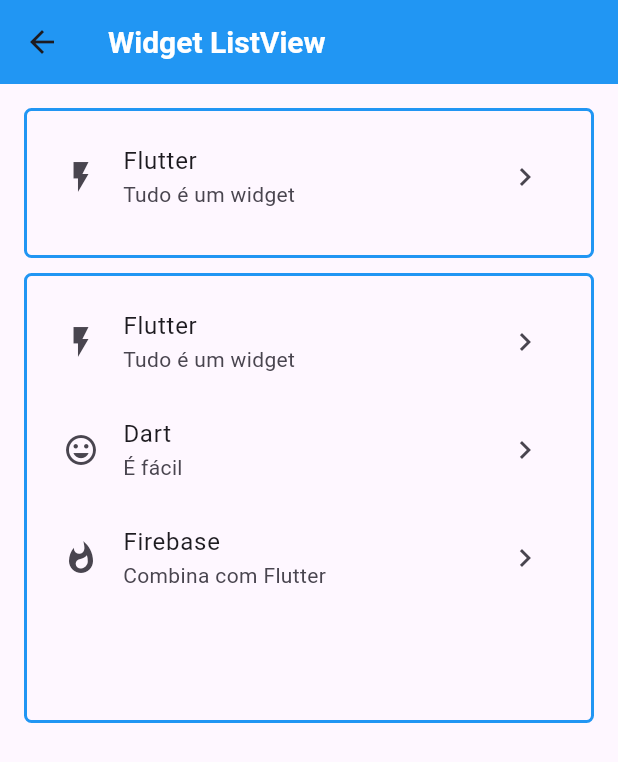
After one commit to msbzz/estacio.m4.n2, a Flutter app: the WidgetListView screen opened directly, on a phone screen of 412 x 824 dp. The commit adds this screen. Shown: the top 762 px of the screen. Run offline on Flutter 3.47's test engine with Material 3 defaults, Android fonts, the phone set to English and light mode, and no system bars; network calls fail.

Commit message:
final microatividades

```diff
--- /dev/null
+++ b/microatividades/lib/microatividades/widget_list_view.dart
@@ -0,0 +1,107 @@
+import 'package:flutter/material.dart';
+
+Widget exemplo3() {
+  return const WidgetListView();
+}
+
+class WidgetListView extends StatelessWidget {
+  const WidgetListView({Key? key}) : super(key: key);
+
+  @override
+  Widget build(BuildContext context) {
+    return Scaffold(
+      appBar: AppBar(title:
+      const Text('Widget ListView'),
+      backgroundColor: const Color(0xff2196F3),
+        titleTextStyle: const TextStyle(
+          color: Colors.white,
+          fontSize: 20,
+          fontWeight: FontWeight.bold,
+        )
+      ),
+      body: const Padding(
+        padding: EdgeInsets.all(16.0),
+        child: BodyWidget(),
+      ),
+    );
+  }
+}
+
+class BodyWidget extends StatelessWidget {
+  const BodyWidget({Key? key}) : super(key: key);
+
+  @override
+  Widget build(BuildContext context) {
+    return Column(
+      children: [
+        Container(
+          height: 100,
+          decoration: BoxDecoration(
+            border: Border.all(color: Colors.blue, width: 2),
+            borderRadius: BorderRadius.circular(5),
+          ),
+          child: UniqueItemList(),
+        ),
+        SizedBox(height: 10),
+        Container(
+          height: 300,
+          decoration: BoxDecoration(
+            border: Border.all(color: Colors.blue, width: 2),
+            borderRadius: BorderRadius.circular(5),
+          ),
+          child: SimpleList(),
+        ),
+      ],
+    );
+  }
+}
+
+class UniqueItemList extends StatelessWidget {
+  const UniqueItemList({Key? key}) : super(key: key);
+
+  @override
+  Widget build(BuildContext context) {
+    return ListView(
+      padding: const EdgeInsets.all(8),
+      children: const [
+        ListTile(
+          title: Text('Flutter'),
+          subtitle: Text('Tudo é um widget'),
+          leading: Icon(Icons.flash_on),
+          trailing: Icon(Icons.keyboard_arrow_right),
+        ),
+      ],
+    );
+  }
+}
+
+class SimpleList extends StatelessWidget {
+  const SimpleList({Key? key}) : super(key: key);
+
+  @override
+  Widget build(BuildContext context) {
+    return ListView(
+      padding: const EdgeInsets.all(8),
+      children: const [
+        ListTile(
+          title: Text('Flutter'),
+          subtitle: Text('Tudo é um widget'),
+          leading: Icon(Icons.flash_on),
+          trailing: Icon(Icons.keyboard_arrow_right),
+        ),
+        ListTile(
+          title: Text('Dart'),
+          subtitle: Text('É fácil'),
+          leading: Icon(Icons.mood),
+          trailing: Icon(Icons.keyboard_arrow_right),
+        ),
+        ListTile(
+          title: Text('Firebase'),
+          subtitle: Text('Combina com Flutter'),
+          leading: Icon(Icons.whatshot),
+          trailing: Icon(Icons.keyboard_arrow_right),
+        ),
+      ],
+    );
+  }
+}
```
Also changed, not shown: microatividades/lib/main.dart (+37 -12 lines), microatividades/lib/microatividades/layouts_basicos.dart (added, +166 -0 lines), microatividades/lib/microatividades/teste copy.dart (added, +155 -0 lines), microatividades/lib/microatividades/teste.dart (deleted, +0 -44 lines), microatividades/lib/microatividades/widget_stack.dart (added, +126 -0 lines), microatividades/lib/microatividades/widgets_basicos.dart (+15 -5 lines), microatividades/lib/microatividades/widgets_basicos1.dart.txt (deleted, +0 -47 lines), microatividades/lib/microatividades/widgets_basicos2.dart.txt (deleted, +0 -36 lines), images/app.microatividades.apresentacao.png (added), images/app.microatividades.inicializacao.png (added), images/foto.mia.png (added), images/widget.list.view.png (added), images/widget.stack.png (added), images/widgets.basicos.png (added), 1 more files, 1 other file.
